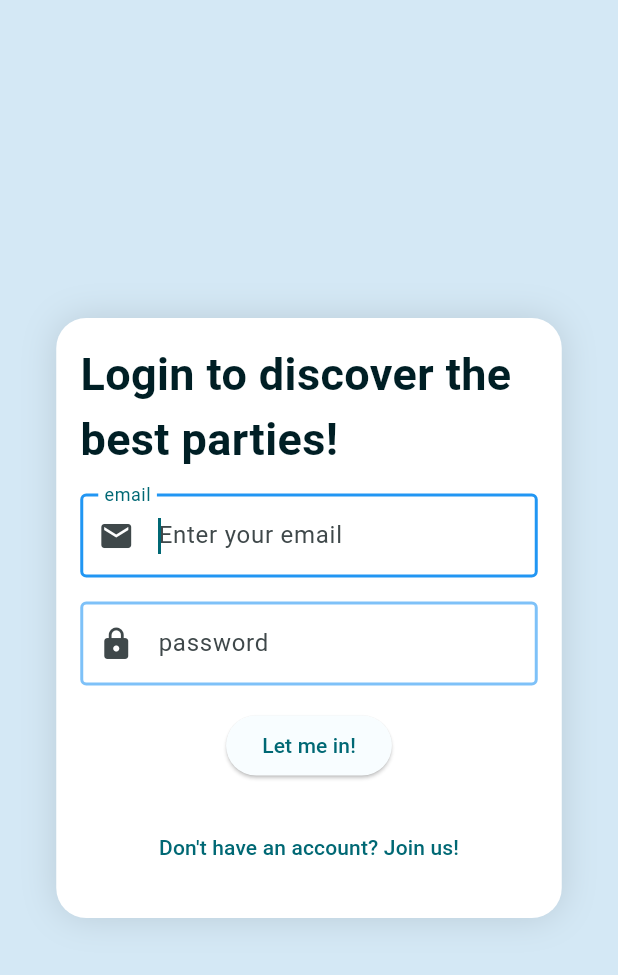
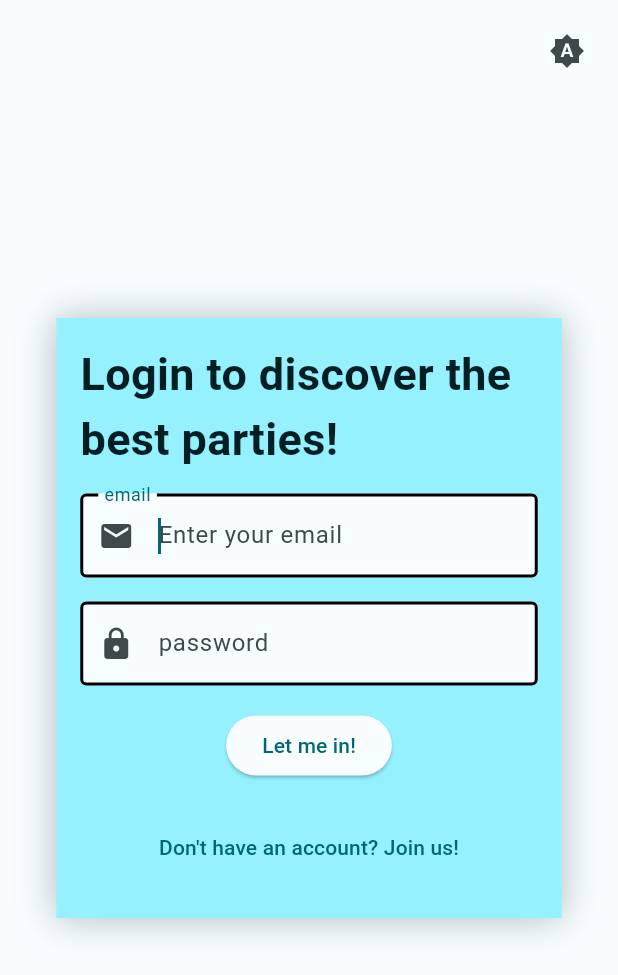
Before and after one commit to bramba2000/crowDJ, a Flutter app: the screen it shows after launch, on a phone screen of 412 x 824 dp. Shown: the top 975 px of the screen. Run offline on Flutter 3.47's test engine with Material 3 defaults, Android fonts, the phone set to English and light mode, and no system bars; our stand-ins replace cloud_firestore, firebase_auth, firebase_core, flutter_map, flutter_riverpod, freezed_annotation and 4 more; missing offline and left inert: geoflutterfire2, spotify; accounts and stored records are empty; generated files the repository leaves out were written again.

Commit message:
use theme color in login and signup pages

```diff
--- a/crowdj_app/lib/feature/auth/pages/login_page.dart
+++ b/crowdj_app/lib/feature/auth/pages/login_page.dart
@@ -11,6 +11,7 @@ import '../providers/state/authentication_state.dart';
 import '../widgets/form_skeleton.dart';
 import '../widgets/responsive_card_with_image.dart';
 import '../widgets/utils/custom_form_styles.dart';
+import '../widgets/utils/theme_action_button.dart';
 
 class LoginPage extends ConsumerStatefulWidget {
   const LoginPage({super.key});
@@ -28,15 +29,20 @@ class _LoginPageState extends ConsumerState<LoginPage> {
   @override
   Widget build(BuildContext context) {
     return Scaffold(
-      body: Container(
-        decoration: const BoxDecoration(
-          color: Color.fromARGB(255, 212, 232, 245),
+      body: Stack(
+        children: [
+          Container(
+            decoration: BoxDecoration(
+              color: Theme.of(context).colorScheme.background,
             ),
             alignment: Alignment.center,
             child: ResponsiveCardWithImage(
                 child: FormSkeleton(
                     title: ("Login to discover the best parties!"),
                     form: loginForm())),
+          ),
+          themeActionButton,
+        ],
       ),
     );
   }
--- a/crowdj_app/lib/feature/auth/pages/signin_page.dart
+++ b/crowdj_app/lib/feature/auth/pages/signin_page.dart
@@ -10,6 +10,7 @@ import '../models/user_props.dart';
 import '../widgets/form_skeleton.dart';
 import '../widgets/responsive_card_with_image.dart';
 import '../widgets/utils/custom_form_styles.dart';
+import '../widgets/utils/theme_action_button.dart';
 
 class SigninPage extends ConsumerStatefulWidget {
   const SigninPage({super.key});
@@ -32,15 +33,20 @@ class _SigninPageState extends ConsumerState<SigninPage> {
   @override
   Widget build(BuildContext context) {
     return Scaffold(
-      body: Container(
-        decoration: const BoxDecoration(
-          color: Color.fromARGB(255, 212, 232, 245),
+      body: Stack(
+        children: [
+          Container(
+            decoration: BoxDecoration(
+              color: Theme.of(context).colorScheme.background,
             ),
             alignment: Alignment.center,
             child: ResponsiveCardWithImage(
                 child: FormSkeleton(
                     title: ("Join us to discover the best parties!"),
                     form: subscriptionForm())),
+          ),
+          themeActionButton,
+        ],
       ),
     );
   }
@@ -173,8 +179,8 @@ class _SigninPageState extends ConsumerState<SigninPage> {
     } else {
       return Text(
         _res,
-        style: const TextStyle(
-          color: Colors.red,
+        style: TextStyle(
+          color: Theme.of(context).colorScheme.error,
         ),
       );
     }
--- a/crowdj_app/lib/feature/auth/widgets/responsive_card_with_image.dart
+++ b/crowdj_app/lib/feature/auth/widgets/responsive_card_with_image.dart
@@ -22,14 +22,17 @@ class ResponsiveCardWithImage extends StatelessWidget {
 
         if (constraints.maxWidth > breackPointWidth) {
           return Container(
-            decoration: const BoxDecoration(
+            decoration: BoxDecoration(
               boxShadow: [
                 BoxShadow(
-                  color: Colors.black12,
+                  color: Theme.of(context)
+                      .colorScheme
+                      .onBackground
+                      .withOpacity(0.3),
                   blurRadius: 20,
                 ),
               ],
-              color: Colors.white,
+              color: Theme.of(context).colorScheme.primaryContainer,
             ),
             constraints: const BoxConstraints(
               maxHeight: breackPointHeight,
@@ -64,15 +67,17 @@ class ResponsiveCardWithImage extends StatelessWidget {
           );
         } else {
           return Container(
-            decoration: const BoxDecoration(
+            decoration: BoxDecoration(
               boxShadow: [
                 BoxShadow(
-                  color: Colors.black12,
+                  color: Theme.of(context)
+                      .colorScheme
+                      .onBackground
+                      .withOpacity(0.3),
                   blurRadius: 20,
                 ),
               ],
-              borderRadius: BorderRadius.all(Radius.circular(20)),
-              color: Colors.white,
+              color: Theme.of(context).colorScheme.primaryContainer,
             ),
             constraints: const BoxConstraints(
                 minHeight: minSmallScreenFormHeigth,
--- a/crowdj_app/lib/feature/auth/widgets/utils/custom_form_styles.dart
+++ b/crowdj_app/lib/feature/auth/widgets/utils/custom_form_styles.dart
@@ -7,23 +7,23 @@ InputDecoration customInputDecorator({
   IconData? icon,
 }) =>
     InputDecoration(
-      fillColor: Colors.white,
+      //fillColor: Colors.white,
       filled: true,
       enabledBorder: const OutlineInputBorder(
         borderSide: BorderSide(
-          color: Color.fromARGB(148, 33, 149, 243),
+          //color: Color.fromARGB(148, 33, 149, 243),
           width: 2,
         ),
       ),
       focusedBorder: const OutlineInputBorder(
         borderSide: BorderSide(
-          color: Colors.blue,
+          //color: Colors.blue,
           width: 2,
         ),
       ),
       errorBorder: const OutlineInputBorder(
         borderSide: BorderSide(
-          color: Colors.red,
+          //  color: Colors.red,
           width: 2,
         ),
       ),
```
Lines whose indentation alone changed are shown as unchanged.
